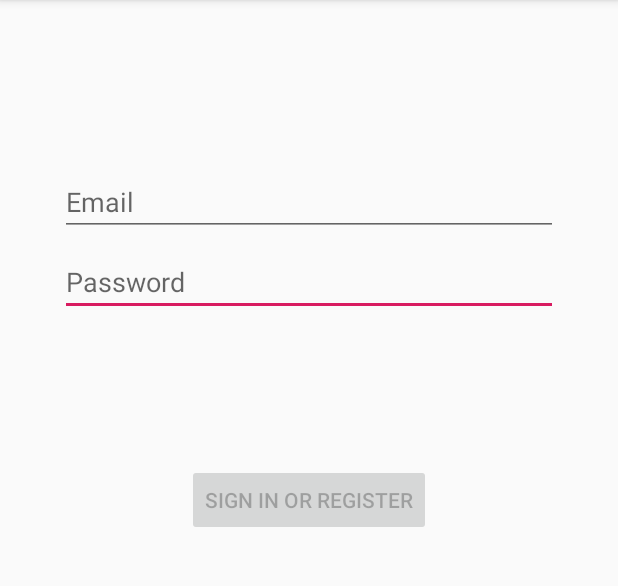
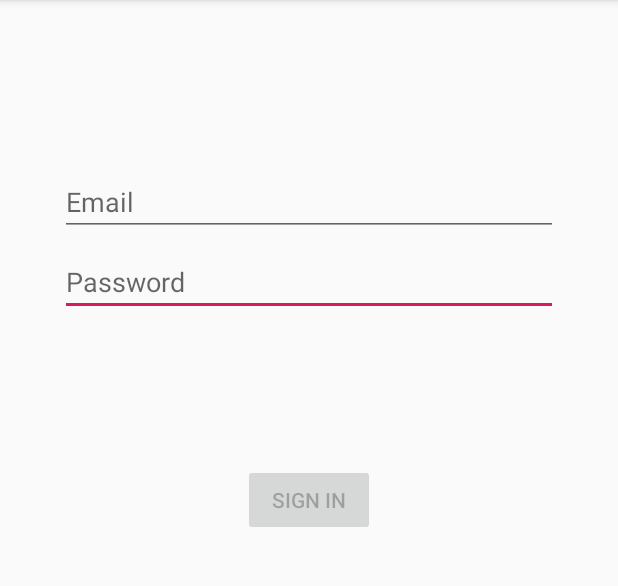
Before and after one commit to Project-Kastje/frontend-android, an Android app: the screen it shows after launch (LoginActivity), on a phone screen of 412 x 824 dp, the part 84-670 px from its top. Run offline under Robolectric (Android 15) with nearby library versions, the phone set to English and light mode, and no system bars.

```diff
--- a/app/src/main/res/values/strings.xml
+++ b/app/src/main/res/values/strings.xml
@@ -3,10 +3,8 @@
     <!-- Strings related to login -->
     <string name="prompt_email">Email</string>
     <string name="prompt_password">Password</string>
-    <string name="action_sign_in">Sign in or register</string>
+    <string name="action_sign_in">Sign in</string>
     <string name="action_sign_in_short">Sign in</string>
-    <string name="welcome">"Welcome !"</string>
-    <string name="invalid_username">Not a valid username</string>
-    <string name="invalid_password">Password must be >5 characters</string>
+    <string name="welcome">Welcome!</string>
     <string name="login_failed">"Login failed"</string>
 </resources>
```
Also changed, not shown: app/src/main/java/nl/hypothermic/projectkastje/ui/login/LoginViewModel.java (+6 -6 lines), 1 other file.
